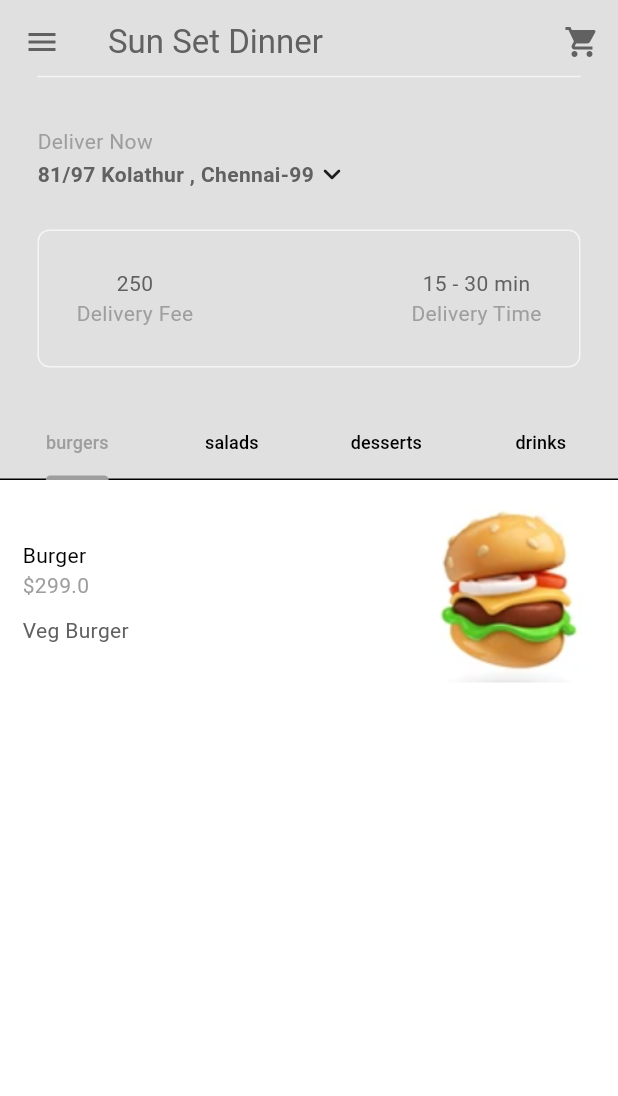
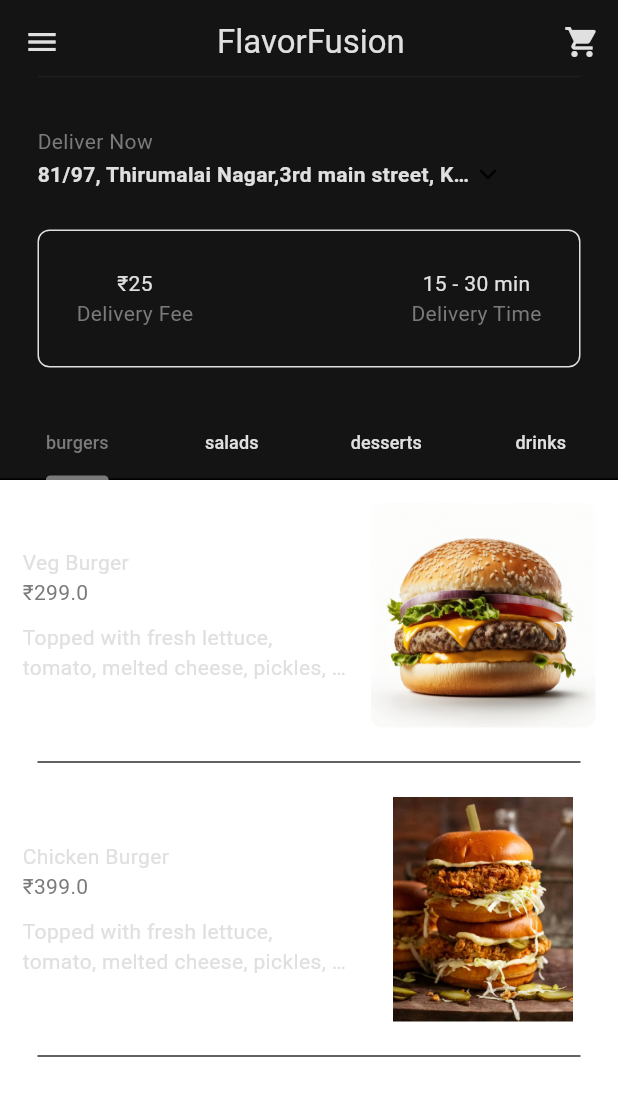
Before and after one commit to AathiEswar/Delivery-flutterXfirebase, a Flutter app: the screen it shows once a user with an empty profile is signed in, in the side drawer, after a tap on the "shopping cart" icon, on a phone screen of 412 x 824 dp. Shown: the top 1096 px of the screen. Run offline on Flutter 3.47's test engine with Material 3 defaults, Android fonts, the phone set to English and light mode, and no system bars; our stand-ins replace cloud_firestore, firebase_auth, firebase_core, flutter_credit_card; missing offline and left inert: dart:js_interop; accounts and stored records are empty; network calls fail.

Commit message:
ui responsive

```diff
--- a/lib/components/custom_current_location.dart
+++ b/lib/components/custom_current_location.dart
@@ -58,11 +58,15 @@ class MyCurrentLocation extends StatelessWidget {
                 //address
                 Consumer<Restaurant>(
                   builder: (context, restaurant, child) =>
-                      Text(restaurant.deliveryAddress,
-                          style: TextStyle(
-                            color: Theme.of(context).colorScheme.inversePrimary,
-                            fontWeight: FontWeight.bold,
-                          )),
+                      Container(
+                        width: MediaQuery.of(context).size.width * 0.7,
+                        child: Text(restaurant.deliveryAddress,
+                            overflow: TextOverflow.ellipsis,
+                            style: TextStyle(
+                              color: Theme.of(context).colorScheme.inversePrimary,
+                              fontWeight: FontWeight.bold,
+                            )),
+                      ),
                 ),
 
                 Icon(Icons.keyboard_arrow_down_rounded),
--- a/lib/components/custom_description_box.dart
+++ b/lib/components/custom_description_box.dart
@@ -15,7 +15,7 @@ class MyDescriptionBox extends StatelessWidget {
     return Container(
       decoration: BoxDecoration(
           border: Border.all(
-        color: Theme.of(context).colorScheme.secondary,
+        color: Theme.of(context).colorScheme.inversePrimary,
       ),
       borderRadius: BorderRadius.circular(8)),
       padding: EdgeInsets.all(25),
@@ -26,7 +26,7 @@ class MyDescriptionBox extends StatelessWidget {
           //delivery fee
         Column(
           children: [
-            Text("250" ,style: myPrimaryTextStyle,),
+            Text("₹25" ,style: myPrimaryTextStyle,),
             Text("Delivery Fee" , style: mySecondaryTextStyle,)
           ],
         ),
--- a/lib/components/custom_food_tile.dart
+++ b/lib/components/custom_food_tile.dart
@@ -26,12 +26,14 @@ class MyFoodTile extends StatelessWidget {
                   crossAxisAlignment: CrossAxisAlignment.start,
                   children: [
                     //details
-                    Text(food.name),
-                    Text("\$"+food.price.toString() , style: TextStyle(
+                    Text(food.name , style: TextStyle(
+                      color: Theme.of(context).colorScheme.inversePrimary,
+                    ),),
+                    Text("₹"+food.price.toString() , style: TextStyle(
                       color: Theme.of(context).colorScheme.primary,
                     ),),
                     const SizedBox(height: 10,),
-                    Text(food.description, style: TextStyle(
+                    Text(food.description,maxLines: 2, overflow: TextOverflow.ellipsis, style: TextStyle(
                       color: Theme.of(context).colorScheme.inversePrimary,
                     ),),
 
@@ -44,7 +46,8 @@ class MyFoodTile extends StatelessWidget {
                 ClipRRect(
                   borderRadius: BorderRadius.circular(8),
                   child: Image.asset(food.imagePath ,
-                    height: 120,),
+                    width: 150,
+                    height: 150,),
                 ),
               ],
             ),
--- a/lib/components/custom_silver_app_bar.dart
+++ b/lib/components/custom_silver_app_bar.dart
@@ -24,7 +24,7 @@ class MySliverAppBar extends StatelessWidget {
       ],
       foregroundColor: Theme.of(context).colorScheme.inversePrimary,
       backgroundColor: Theme.of(context).colorScheme.background,
-      title: Text("Sun Set Dinner"),
+      title: Center(child: Text("FlavorFusion ")),
       flexibleSpace: FlexibleSpaceBar(
           background: Padding(
             padding: const EdgeInsets.only(bottom: 50.0),
--- a/lib/components/custom_tab_bar.dart
+++ b/lib/components/custom_tab_bar.dart
@@ -20,7 +20,7 @@ class MyTabBar extends StatelessWidget {
 
       child: TabBar(
         labelStyle: TextStyle(fontSize: 12), // Adjust font size of selected tab label
-        unselectedLabelStyle: TextStyle(fontSize: 12),
+        unselectedLabelStyle: TextStyle(fontSize: 12 , color: Theme.of(context).colorScheme.inversePrimary),
         controller: tabController,
         tabs:_buildCategoryTabs(),
       ),
--- a/lib/components/custome_text_field.dart
+++ b/lib/components/custome_text_field.dart
@@ -15,7 +15,9 @@ class MyTextField extends StatelessWidget {
   Widget build(BuildContext context) {
     return Padding(
       padding: const EdgeInsets.symmetric(horizontal: 25.0),
-      child: TextField(
+      child: TextField(style: TextStyle(
+          color: Theme.of(context).colorScheme.inversePrimary
+      ),
         controller: controller,
         obscureText: obscureText,
 
--- a/lib/model/restaurant.model.dart
+++ b/lib/model/restaurant.model.dart
@@ -9,10 +9,20 @@ class Restaurant extends ChangeNotifier {
   //list of food menu
   final List<Food> _menu = [
     Food(
-        name: "Burger",
-        description: "Veg Burger",
-        imagePath: "assets/food/burger.png",
+        name: "Veg Burger",
+        description: "Topped with fresh lettuce, tomato, melted cheese, pickles, and creamy avocado spread, all nestled between toasted whole grain buns.",
+        imagePath: "assets/food/tasty-burger-isolated-white-background-fresh-hamburger-fastfood-with-beef-cheese.jpg",
         price: 299.0,
+        category: FoodCategory.burgers,
+        availableAddons: [
+          Addon(name: "Extra cheese ", price: 20.0),
+          Addon(name: "Extra sauce ", price: 20.0),
+          Addon(name: "Extra topings", price: 20.0),
+        ]),  Food(
+        name: "Chicken Burger",
+        description: "Topped with fresh lettuce, tomato, melted cheese, pickles, and creamy avocado spread, all nestled between toasted whole grain buns.",
+        imagePath: "assets/food/Crispy-fried-chicken-burgers_5.webp",
+        price: 399.0,
         category: FoodCategory.burgers,
         availableAddons: [
           Addon(name: "Extra cheese ", price: 20.0),
@@ -66,7 +76,7 @@ class Restaurant extends ChangeNotifier {
   ];
 
   //delivery address
-  String _deliveryAddress = "81/97 Kolathur , Chennai-99";
+  String _deliveryAddress = "81/97, Thirumalai Nagar,3rd main street, Kolathur, Chennai-99";
   //GETTERS
   List<Food> get menu => _menu;
 
--- a/lib/pages/login_page.dart
+++ b/lib/pages/login_page.dart
@@ -63,6 +63,7 @@ class _LoginPageState extends State<LoginPage> {
             MyTextField(
                 controller: emailController,
                 hintText: "Email",
+
                 obscureText: false),
             SizedBox(height: 10,),
 
--- a/lib/themes/theme_provider.dart
+++ b/lib/themes/theme_provider.dart
@@ -4,7 +4,7 @@ import "package:flutterxfirebase/themes/light_mode.dart";
 
 class ThemeProvider with ChangeNotifier{
   //private variable instance
-  ThemeData _themeData = lightMode;
+  ThemeData _themeData = darkMode;
   // ThemeData _themeData = darkMode;
 
   //inbuilt getter syntax in flutter
```
Also changed, not shown: assets/food/Crispy-fried-chicken-burgers_5.webp (added), assets/food/tasty-burger-isolated-white-background-fresh-hamburger-fastfood-with-beef-cheese.jpg (added), 1 other file.
